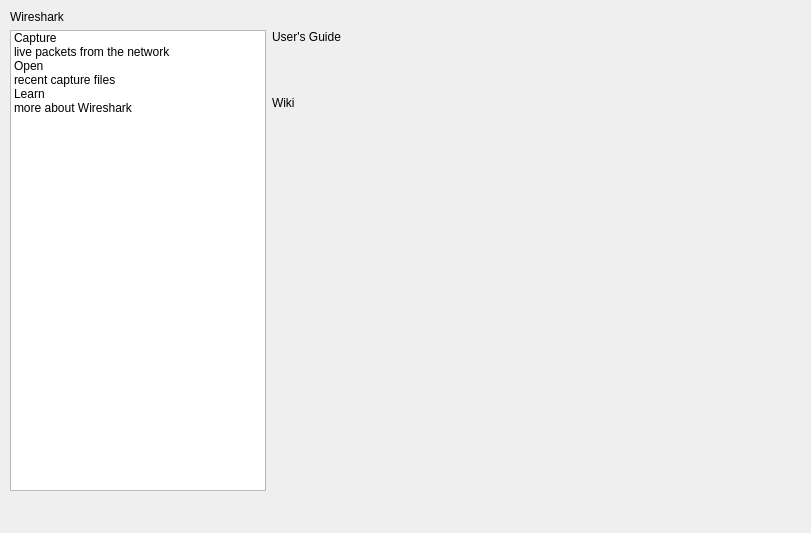
This is ui/qt/main_welcome.ui in AnkitKejriwal/wireshark as Qt 5 draws it before an edit. The edited form follows.
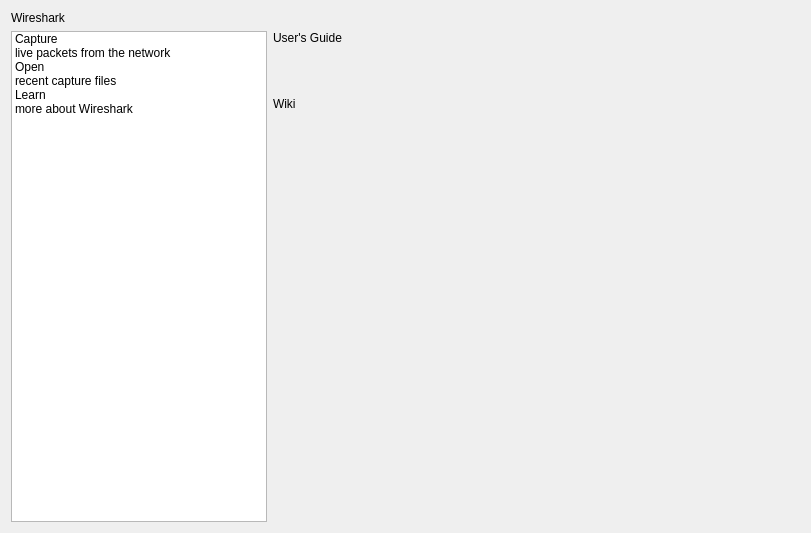
This is the edited form. The open tabs and pages were chosen to show the change. Custom widgets are drawn as their Qt base class.

Commit message: Auto-expand the welcome screen layout. Get rid of or comment out debugging items.

```diff
--- a/ui/qt/main_welcome.ui
+++ b/ui/qt/main_welcome.ui
@@ -19,15 +19,8 @@
   <property name="windowTitle">
    <string>Form</string>
   </property>
-  <widget class="QWidget" name="layoutWidget">
-   <property name="geometry">
-    <rect>
-     <x>10</x>
-     <y>10</y>
-     <width>743</width>
-     <height>481</height>
-    </rect>
-   </property>
+  <layout class="QVBoxLayout" name="verticalLayout">
+   <item>
    <layout class="QGridLayout" name="gridLayout">
     <item row="0" column="0" colspan="2">
      <widget class="QLabel" name="mainWelcomeBanner">
@@ -44,12 +37,6 @@
     </item>
     <item row="1" column="1">
      <widget class="QStackedWidget" name="taskStack">
-      <property name="sizePolicy">
-       <sizepolicy hsizetype="Expanding" vsizetype="Expanding">
-        <horstretch>0</horstretch>
-        <verstretch>0</verstretch>
-       </sizepolicy>
-      </property>
       <property name="currentIndex">
        <number>0</number>
       </property>
@@ -106,12 +93,6 @@
        </widget>
       </widget>
       <widget class="QWidget" name="helpPage">
-       <property name="sizePolicy">
-        <sizepolicy hsizetype="Expanding" vsizetype="Expanding">
-         <horstretch>0</horstretch>
-         <verstretch>0</verstretch>
-        </sizepolicy>
-       </property>
        <widget class="QLabel" name="helpLinks">
         <property name="geometry">
          <rect>
@@ -121,12 +102,6 @@
           <height>391</height>
          </rect>
         </property>
-        <property name="sizePolicy">
-         <sizepolicy hsizetype="Expanding" vsizetype="Expanding">
-          <horstretch>0</horstretch>
-          <verstretch>0</verstretch>
-         </sizepolicy>
-        </property>
         <property name="text">
          <string>&lt;html&gt;&lt;head/&gt;&lt;body&gt;&lt;p&gt;User's Guide&lt;/p&gt;&lt;p&gt;&lt;br/&gt;&lt;/p&gt;&lt;p&gt;Wiki&lt;/p&gt;&lt;/body&gt;&lt;/html&gt;</string>
         </property>
@@ -175,7 +150,8 @@
      </widget>
     </item>
    </layout>
-  </widget>
+   </item>
+  </layout>
  </widget>
  <customwidgets>
   <customwidget>
```
Left out of the diff: 8 changed lines with no effect on the pictures. Lines whose indentation alone changed are shown as unchanged. The commit also changes 2 other files.
